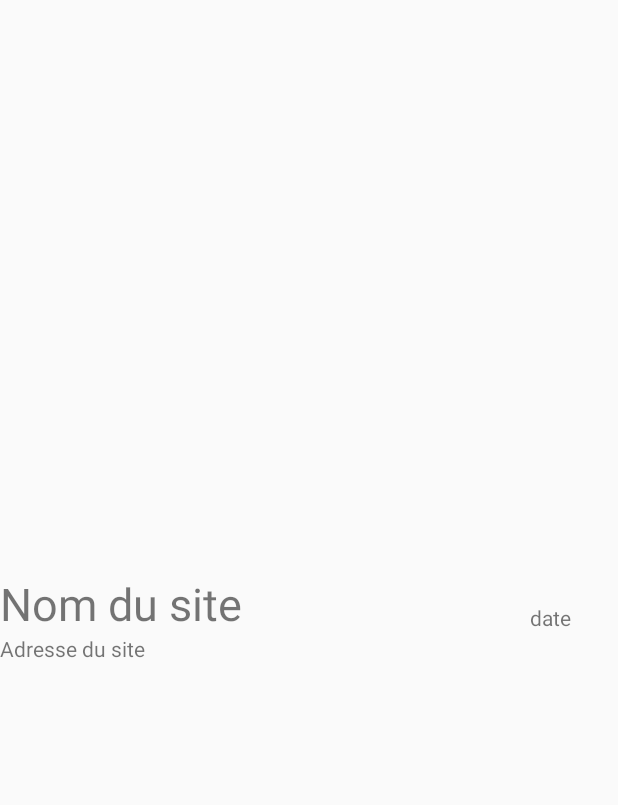
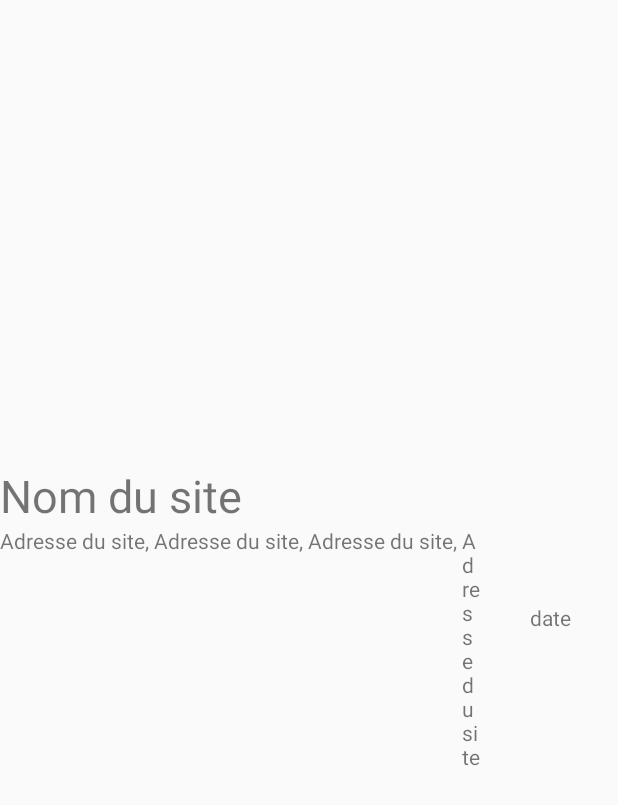
Before and after one commit to ppalmas/MAmbiance, an Android app: the layout list_item_history.xml on its own in the app's theme, with its tools: preview values and no code run, on a phone screen of 412 x 824 dp. Shown: the top 805 px of the screen. Run offline under Robolectric (Android 15) with nearby library versions, the phone set to English and light mode, and no system bars.

Commit message:
Corrections pour l'enregistrement d'une adresse liée à une ambiance (vérifier si l'adresse existe, l'enregistrer sinon...)

```diff
--- a/app/src/main/java/org/fasol/mambiance/DisplayMarkerActivity.java
+++ b/app/src/main/java/org/fasol/mambiance/DisplayMarkerActivity.java
@@ -47,6 +47,7 @@ public class DisplayMarkerActivity extends AppCompatActivity {
     private ArrayList<org.fasol.mambiance.db.Curseur> l_curseur;
     private org.fasol.mambiance.db.Image image;
     private org.fasol.mambiance.db.Lieu lieu;
+    private org.fasol.mambiance.db.Adresse adresse_marqueur;
     private ArrayList<org.fasol.mambiance.db.Mot> l_mot;
     private org.fasol.mambiance.db.RoseAmbiance roseAmbiance;
     private org.fasol.mambiance.db.Marqueur marqueur;
@@ -110,10 +111,12 @@ public class DisplayMarkerActivity extends AppCompatActivity {
         lieu=datasource.getLieuWithId(marqueur.getLieu_id());
         roseAmbiance=datasource.getRoseAmbianceWithMarqueurId(marqueur_id);
         l_mot=datasource.getMotWithMarqueurId(marqueur_id);
+        long adresseid = lieu.getAddress_id();
+        adresse_marqueur = datasource.getAdresseWithId(adresseid);
         datasource.close();
 
         // Affichage des données dans les champs
-        site_name.setText(lieu.getLieu_nom());
+        site_name.setText(adresse_marqueur.getNom());
 
         String description_text="";
         Iterator<Mot> it = l_mot.iterator();
--- a/app/src/main/res/layout/list_item_history.xml
+++ b/app/src/main/res/layout/list_item_history.xml
@@ -17,13 +17,50 @@
             android:layout_weight="0.7"
             android:text="Nom du site"
             android:textSize="30sp" />
+        <LinearLayout
+            android:layout_width="match_parent"
+            android:layout_height="match_parent"
+            android:orientation="horizontal"
+            android:layout_weight="0.2">
 
-        <TextView
-            android:id="@+id/site_adress"
-            android:layout_width="match_parent"
-            android:layout_height="wrap_content"
-            android:layout_weight="0.5"
-            android:text="Adresse du site"/>
+            <TextView
+                android:id="@+id/site_adress_num"
+                android:layout_width="wrap_content"
+                android:layout_height="match_parent"
+                android:text="Adresse du site" />
+            <TextView
+                android:id="@+id/site_adress1"
+                android:layout_width="wrap_content"
+                android:layout_height="match_parent"
+                android:text=", " />
+
+            <TextView
+                android:id="@+id/site_adress_rue"
+                android:layout_width="wrap_content"
+                android:layout_height="match_parent"
+                android:text="Adresse du site"/>
+            <TextView
+                android:id="@+id/site_adress2"
+                android:layout_width="wrap_content"
+                android:layout_height="match_parent"
+                android:text=", " />
+            <TextView
+                android:id="@+id/site_adress_ville"
+                android:layout_width="wrap_content"
+                android:layout_height="match_parent"
+                android:text="Adresse du site"/>
+            <TextView
+                android:id="@+id/site_adress3"
+                android:layout_width="wrap_content"
+                android:layout_height="match_parent"
+                android:text=", " />
+            <TextView
+                android:id="@+id/site_adress_pays"
+                android:layout_width="wrap_content"
+                android:layout_height="match_parent"
+                android:text="Adresse du site"/>
+
+        </LinearLayout>
     </LinearLayout>
 
     <TextView
@@ -39,4 +76,10 @@
         android:layout_width="match_parent"
         android:layout_height="wrap_content"
         android:visibility="gone"/>
+
+    <TextView
+        android:id="@+id/marqueur_adresse_id"
+        android:layout_width="match_parent"
+        android:layout_height="wrap_content"
+        android:visibility="gone"/>
 </LinearLayout>
```
Also changed, not shown: app/src/main/java/org/fasol/mambiance/EditActivity.java (+40 -15 lines), app/src/main/java/org/fasol/mambiance/HistoryActivity.java (+8 -2 lines), app/src/main/java/org/fasol/mambiance/db/Adresse.java (+7 -7 lines), app/src/main/java/org/fasol/mambiance/db/Lieu.java (+11 -38 lines), app/src/main/java/org/fasol/mambiance/db/LocalDataSource.java (+146 -37 lines), app/src/main/java/org/fasol/mambiance/db/MySQLiteHelper.java (+37 -14 lines), app/src/main/java/org/fasol/mambiance/db/Utilisateur.java (added, +150 -0 lines).
